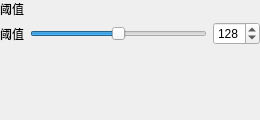
First picture: the form in psDemo/ui/adj/adjthreshold.ui, repository littletenyuan01/photoshopDemo, before the edit.
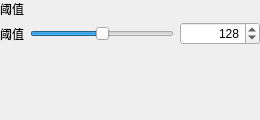
Second picture: the form after the edit.

```diff
--- a/psDemo/ui/adj/adjthreshold.ui
+++ b/psDemo/ui/adj/adjthreshold.ui
@@ -27,6 +27,12 @@
      </item>
      <item row="0" column="1">
       <widget class="QSlider" name="slider_threshold">
+                <property name="sizePolicy">
+                 <sizepolicy hsizetype="Expanding" vsizetype="Fixed">
+                  <horstretch>1</horstretch>
+                  <verstretch>0</verstretch>
+                 </sizepolicy>
+                </property>
        <property name="orientation"><enum>Qt::Orientation::Horizontal</enum></property>
        <property name="minimum"><number>0</number></property>
        <property name="maximum"><number>255</number></property>
@@ -35,6 +41,27 @@
      </item>
      <item row="0" column="2">
       <widget class="QSpinBox" name="spin_threshold">
+                <property name="sizePolicy">
+                 <sizepolicy hsizetype="Fixed" vsizetype="Fixed">
+                  <horstretch>0</horstretch>
+                  <verstretch>0</verstretch>
+                 </sizepolicy>
+                </property>
+                <property name="minimumSize">
+                 <size>
+                  <width>80</width>
+                  <height>0</height>
+                 </size>
+                </property>
+                <property name="maximumSize">
+                 <size>
+                  <width>96</width>
+                  <height>16777215</height>
+                 </size>
+                </property>
+                <property name="alignment">
+                 <set>Qt::AlignmentFlag::AlignRight|Qt::AlignmentFlag::AlignVCenter</set>
+                </property>
        <property name="minimum"><number>0</number></property>
        <property name="maximum"><number>255</number></property>
        <property name="value"><number>128</number></property>
```
Left out of the diff: 2 changed lines with no effect on the pictures.
